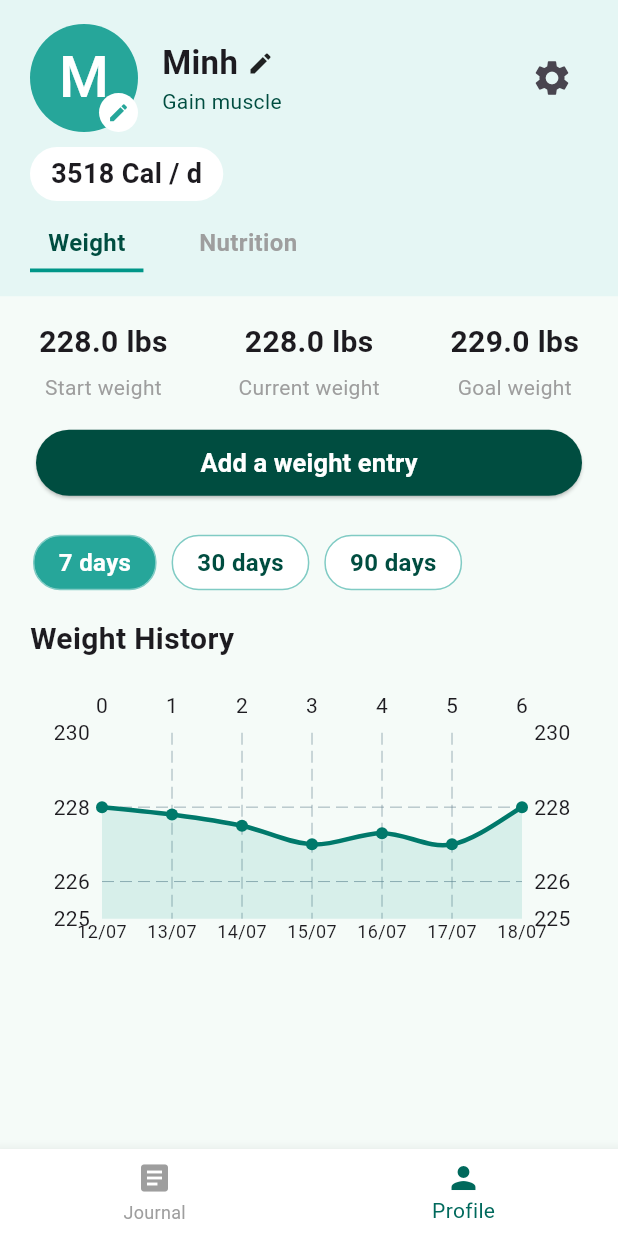
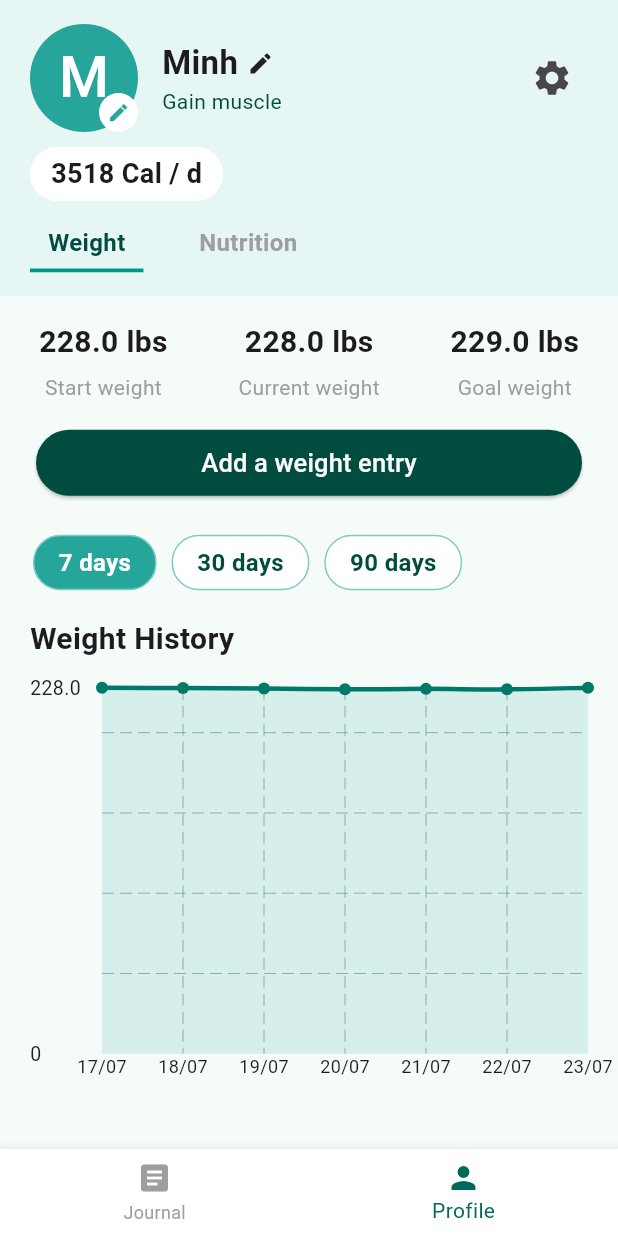
Before and after one commit to TaVanDuc2005/FitTracker, a Flutter app: the ProfileScreen screen opened directly, on a phone screen of 412 x 824 dp. Run offline on Flutter 3.47's test engine with Material 3 defaults, Android fonts, the phone set to English and light mode, and no system bars; drawn by our look-alikes of fl_chart; our stand-ins replace image_picker.

Commit message:
Update profile_screen.dart
Fix button color.
Fix tooltip color.
Fix y-column value limit of chart (max, 0).
Fix timestamp not showing.
Set realtime to automatically determine real time to draw chart.

```diff
--- a/fittracker_source/lib/Screens/active_screen/profile/profile_screen.dart
+++ b/fittracker_source/lib/Screens/active_screen/profile/profile_screen.dart
@@ -4,6 +4,28 @@ import 'package:flutter/material.dart';
 import 'package:fl_chart/fl_chart.dart';
 import 'package:image_picker/image_picker.dart';
 import 'package:fittracker_source/Screens/active_screen/journal/journal_screen.dart';
+
+// ====== Hàm sinh ngày "chuẩn lịch" ======
+List<String> generateDateLabels(int days) {
+  DateTime now = DateTime.now();
+  return List.generate(days, (i) {
+    DateTime date = now.subtract(Duration(days: days - 1 - i));
+    String day = date.day.toString().padLeft(2, '0');
+    String month = date.month.toString().padLeft(2, '0');
+    return "$day/$month";
+  });
+}
+
+// ====== Dữ liệu giả lập ======
+List<double> weightHistory7 = [
+  228.0, 227.8, 227.5, 227.0, 227.3, 227.0, 228.0
+];
+List<double> weightHistory30 = List.generate(30, (i) => 228 - i * 0.1);
+List<double> weightHistory90 = List.generate(90, (i) => 228 - i * 0.05);
+
+List<double> calHistory7 = [3200, 3350, 3500, 3518, 3600, 3400, 3518];
+List<double> calHistory30 = List.generate(30, (i) => 3200 + (i % 7) * 50.0);
+List<double> calHistory90 = List.generate(90, (i) => 3300 + (i % 14) * 25.0);
 
 // ========== PROFILE SCREEN ==========
 class ProfileScreen extends StatefulWidget {
@@ -28,35 +50,18 @@ class _ProfileScreenState extends State<ProfileScreen> {
 
   File? _avatarFile;
 
-  // Lịch sử cân nặng giả lập
-  List<double> weightHistory7 = [
-    228.0,
-    227.8,
-    227.5,
-    227.0,
-    227.3,
-    227.0,
-    228.0,
-  ];
-  List<String> weightDates7 = [
-    "12/07",
-    "13/07",
-    "14/07",
-    "15/07",
-    "16/07",
-    "17/07",
-    "18/07",
-  ];
-  List<double> weightHistory30 = List.generate(30, (i) => 228 - i * 0.1);
-  List<String> weightDates30 = List.generate(30, (i) => "${i + 1}/07");
-  List<double> weightHistory90 = List.generate(90, (i) => 228 - i * 0.05);
-  List<String> weightDates90 = List.generate(90, (i) => "${i + 1}/05");
+  // ====== Lịch sử ngày dùng biến late, cập nhật realtime ======
+  late List<String> weightDates7;
+  late List<String> weightDates30;
+  late List<String> weightDates90;
 
-  // Lịch sử calo giả lập
-  List<double> calHistory7 = [3200, 3350, 3500, 3518, 3600, 3400, 3518];
-  List<double> calHistory30 = List.generate(30, (i) => 3200 + (i % 7) * 50.0);
-  List<double> calHistory90 = List.generate(90, (i) => 3300 + (i % 14) * 25.0);
-
+  @override
+  void initState() {
+    super.initState();
+    weightDates7 = generateDateLabels(7);
+    weightDates30 = generateDateLabels(30);
+    weightDates90 = generateDateLabels(90);
+  }
   @override
   Widget build(BuildContext context) {
     return Scaffold(
@@ -340,6 +345,10 @@ class _ProfileScreenState extends State<ProfileScreen> {
             ? weightDates30
             : weightDates90;
 
+    double maxWeight = (weightHistory.isNotEmpty)
+        ? weightHistory.reduce((a, b) => a > b ? a : b)
+        : 1;
+
     return SingleChildScrollView(
       child: Column(
         children: [
@@ -371,8 +380,7 @@ class _ProfileScreenState extends State<ProfileScreen> {
                 "Add a weight entry",
                 style: TextStyle(
                   fontSize: 17,
-                  fontWeight: FontWeight.bold,
-                  color: Colors.white,
+                  color:Color.fromARGB(255, 253, 251, 251),
                   ),
               ),
             ),
@@ -403,18 +411,29 @@ class _ProfileScreenState extends State<ProfileScreen> {
             ),
           ),
           Container(
-            height: 210,
+            height: 300,
             padding: const EdgeInsets.symmetric(horizontal: 20, vertical: 10),
             child: LineChart(
               LineChartData(
-                minY: (weightHistory.isNotEmpty)
-                    ? (weightHistory.reduce((a, b) => a < b ? a : b) - 2)
-                          .floorToDouble()
-                    : 0,
-                maxY: (weightHistory.isNotEmpty)
-                    ? (weightHistory.reduce((a, b) => a > b ? a : b) + 2)
-                          .ceilToDouble()
-                    : 10,
+                minY: 0,
+                maxY: maxWeight,
+                lineTouchData: LineTouchData(
+  touchTooltipData: LineTouchTooltipData(
+    getTooltipItems: (touchedSpots) {
+      return touchedSpots.map((touchedSpot) {
+        return LineTooltipItem(
+          touchedSpot.y.toStringAsFixed(2),
+          const TextStyle(
+            color: Color.fromARGB(255, 247, 248, 248), // ĐỔI MÀU CHỮ Ở ĐÂY
+            fontWeight: FontWeight.bold,
+            fontSize: 16,
+          ),
+        );
+      }).toList();
+    },
+  ),
+),
+
                 lineBarsData: [
                   LineChartBarData(
                     spots: List.generate(
@@ -435,31 +454,61 @@ class _ProfileScreenState extends State<ProfileScreen> {
                   leftTitles: AxisTitles(
                     sideTitles: SideTitles(
                       showTitles: true,
-                      interval: 2,
-                      reservedSize: 48, // Đã tăng size tránh đè số
+                      reservedSize: 48,
+                      getTitlesWidget: (value, meta) {
+                        if ((value - 0).abs() < 0.1) {
+                          return Text("0",
+                              style: const TextStyle(fontSize: 13));
+                        }
+                        if ((value - maxWeight).abs() < 0.1) {
+                          return Text(
+                              maxWeight.toStringAsFixed(1),
+                              style: const TextStyle(fontSize: 13));
+                        }
+                        return Container();
+                      },
+                      interval: maxWeight,
                     ),
+                  ),
+                  rightTitles: AxisTitles(
+                    sideTitles: SideTitles(showTitles: false),
+                  ),
+                  topTitles: AxisTitles(
+                    sideTitles: SideTitles(showTitles: false),
                   ),
                   bottomTitles: AxisTitles(
                     sideTitles: SideTitles(
                       showTitles: true,
                       reservedSize: 36,
+                      interval: 1,
                       getTitlesWidget: (value, meta) {
-                        if (value < 0 || value >= weightDates.length)
+                        if (value % 1 != 0 || value < 0) return Container();
+                        if (_selectedDayRange == 0) {
+                          // 7 ngày: hiện đủ 7 mốc
+                          if (value < 0 ||
+                              value >= weightDates.length) return Container();
+                          return Text(weightDates[value.toInt()],
+                              style: const TextStyle(fontSize: 12));
+                        } else if (_selectedDayRange == 1) {
+                          // 30 ngày: 4 mốc 0, 9, 19, 29
+                          if (value == 0 || value == 9 || value == 19 || value == 29) {
+                            return Text(weightDates[value.toInt()],
+                                style: const TextStyle(fontSize: 12));
+                          }
                           return Container();
-                        // Giãn mốc trục hoành nếu quá nhiều label
-                        if (weightDates.length > 15 && value % 5 != 0)
+                        } else {
+                          // 90 ngày: 4 mốc 0, 29, 59, 89
+                          if (value == 0 || value == 29 || value == 59 || value == 89) {
+                            return Text(weightDates[value.toInt()],
+                                style: const TextStyle(fontSize: 12));
+                          }
                           return Container();
-                        if (weightDates.length > 30 && value % 10 != 0)
-                          return Container();
-                        return Text(
-                          weightDates[value.toInt()],
-                          style: const TextStyle(fontSize: 12),
-                        );
+                        }
                       },
                     ),
                   ),
                 ),
-                gridData: FlGridData(show: true, horizontalInterval: 2),
+                gridData: FlGridData(show: true, verticalInterval: 1),
                 borderData: FlBorderData(show: false),
               ),
             ),
@@ -476,11 +525,15 @@ class _ProfileScreenState extends State<ProfileScreen> {
         : _selectedDayRange == 1
             ? calHistory30
             : calHistory90;
-    final List<String> calDates = _selectedDayRange == 0
+    final calDates = _selectedDayRange == 0
         ? weightDates7
         : _selectedDayRange == 1
             ? weightDates30
             : weightDates90;
+
+    double maxCal = (calHistory.isNotEmpty)
+        ? calHistory.reduce((a, b) => a > b ? a : b)
+        : 1;
 
     return SingleChildScrollView(
       child: Column(
@@ -508,15 +561,12 @@ class _ProfileScreenState extends State<ProfileScreen> {
             ),
           ),
           Container(
-            height: 210,
+            height: 300,
             padding: const EdgeInsets.symmetric(horizontal: 20, vertical: 10),
             child: LineChart(
               LineChartData(
                 minY: 0,
-                maxY: (calHistory.isNotEmpty)
-                    ? (calHistory.reduce((a, b) => a > b ? a : b) + 500)
-                          .ceilToDouble()
-                    : 4000,
+                maxY: maxCal,
                 lineBarsData: [
                   LineChartBarData(
                     spots: List.generate(
@@ -537,30 +587,58 @@ class _ProfileScreenState extends State<ProfileScreen> {
                   leftTitles: AxisTitles(
                     sideTitles: SideTitles(
                       showTitles: true,
-                      interval: 500,
-                      reservedSize: 54, // Đã tăng size tránh đè số
+                      reservedSize: 54,
+                      getTitlesWidget: (value, meta) {
+                        if ((value - 0).abs() < 0.1) {
+                          return Text("0",
+                              style: const TextStyle(fontSize: 13));
+                        }
+                        if ((value - maxCal).abs() < 0.1) {
+                          return Text(
+                              maxCal.toStringAsFixed(0),
+                              style: const TextStyle(fontSize: 13));
+                        }
+                        return Container();
+                      },
+                      interval: maxCal,
                     ),
+                  ),
+                  rightTitles: AxisTitles(
+                    sideTitles: SideTitles(showTitles: false),
+                  ),
+                  topTitles: AxisTitles(
+                    sideTitles: SideTitles(showTitles: false),
                   ),
                   bottomTitles: AxisTitles(
                     sideTitles: SideTitles(
                       showTitles: true,
                       reservedSize: 36,
+                      interval: 1,
                       getTitlesWidget: (value, meta) {
-                        if (value < 0 || value >= calDates.length)
+                        if (value % 1 != 0 || value < 0) return Container();
+                        if (_selectedDayRange == 0) {
+                          if (value < 0 ||
+                              value >= calDates.length) return Container();
+                          return Text(calDates[value.toInt()],
+                              style: const TextStyle(fontSize: 12));
+                        } else if (_selectedDayRange == 1) {
+                          if (value == 0 || value == 9 || value == 19 || value == 29) {
+                            return Text(calDates[value.toInt()],
+                                style: const TextStyle(fontSize: 12));
+                          }
                           return Container();
-                        if (calDates.length > 15 && value % 5 != 0)
+                        } else {
+                          if (value == 0 || value == 29 || value == 59 || value == 89) {
+                            return Text(calDates[value.toInt()],
+                                style: const TextStyle(fontSize: 12));
+                          }
                           return Container();
-                        if (calDates.length > 30 && value % 10 != 0)
-                          return Container();
-                        return Text(
-                          calDates[value.toInt()],
-                          style: const TextStyle(fontSize: 12),
-                        );
+                        }
                       },
                     ),
                   ),
                 ),
-                gridData: FlGridData(show: true, horizontalInterval: 500),
+                gridData: FlGridData(show: true, verticalInterval: 1),
                 borderData: FlBorderData(show: false),
               ),
             ),
@@ -691,7 +769,6 @@ class _ProfileScreenState extends State<ProfileScreen> {
     );
   }
 }
-
 // ========== EDIT PROFILE SCREEN ==========
 class EditProfileScreen extends StatefulWidget {
   final String name;
@@ -810,7 +887,11 @@ class _EditProfileScreenState extends State<EditProfileScreen> {
                   'goalWeight': double.tryParse(goalWeightCtrl.text),
                 });
               },
-              child: const Text("Save", style: TextStyle(fontSize: 18)),
+              child: const Text("Save", style: TextStyle(
+                fontSize: 18,
+                color:Color.fromARGB(255, 251, 251, 251),
+                ),
+                ),
             ),
           ],
         ),
```
Lines whose indentation alone changed are shown as unchanged.
